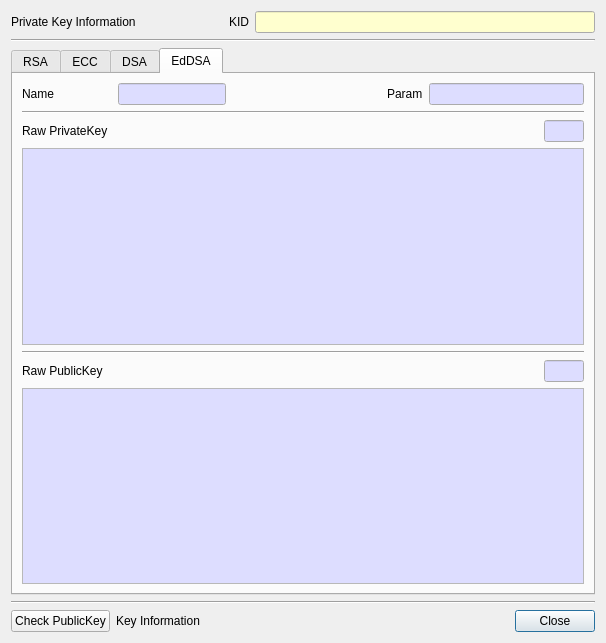
Before: the Qt Designer form CryptokiMan/pri_key_info_dlg.ui in jykim74/CryptokiMan, drawn with Qt 5.
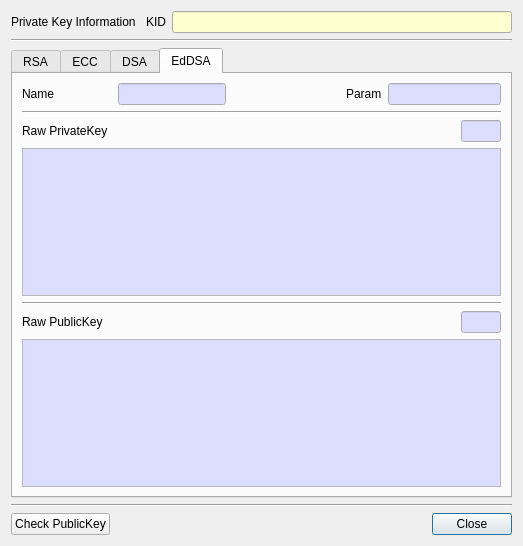
After: the same form once the commit is applied.

Commit message: UI 개선

The edit to the form file:
```diff
--- a/CryptokiMan/pri_key_info_dlg.ui
+++ b/CryptokiMan/pri_key_info_dlg.ui
@@ -6,8 +6,8 @@
    <rect>
     <x>0</x>
     <y>0</y>
-    <width>606</width>
-    <height>643</height>
+    <width>523</width>
+    <height>546</height>
    </rect>
   </property>
   <property name="windowTitle">
@@ -2607,7 +2607,7 @@
      <item row="0" column="1">
       <widget class="QLabel" name="mInfoLabel">
        <property name="text">
-        <string>Key Information</string>
+        <string/>
        </property>
       </widget>
      </item>
```
The commit also changes 4 other files.
